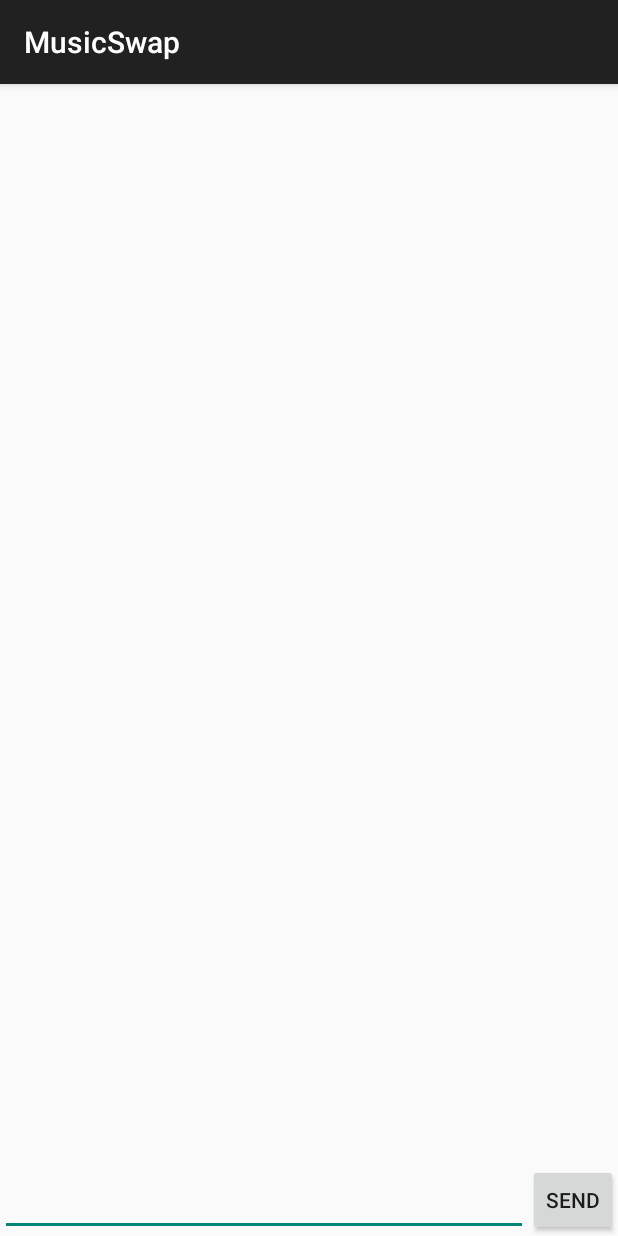
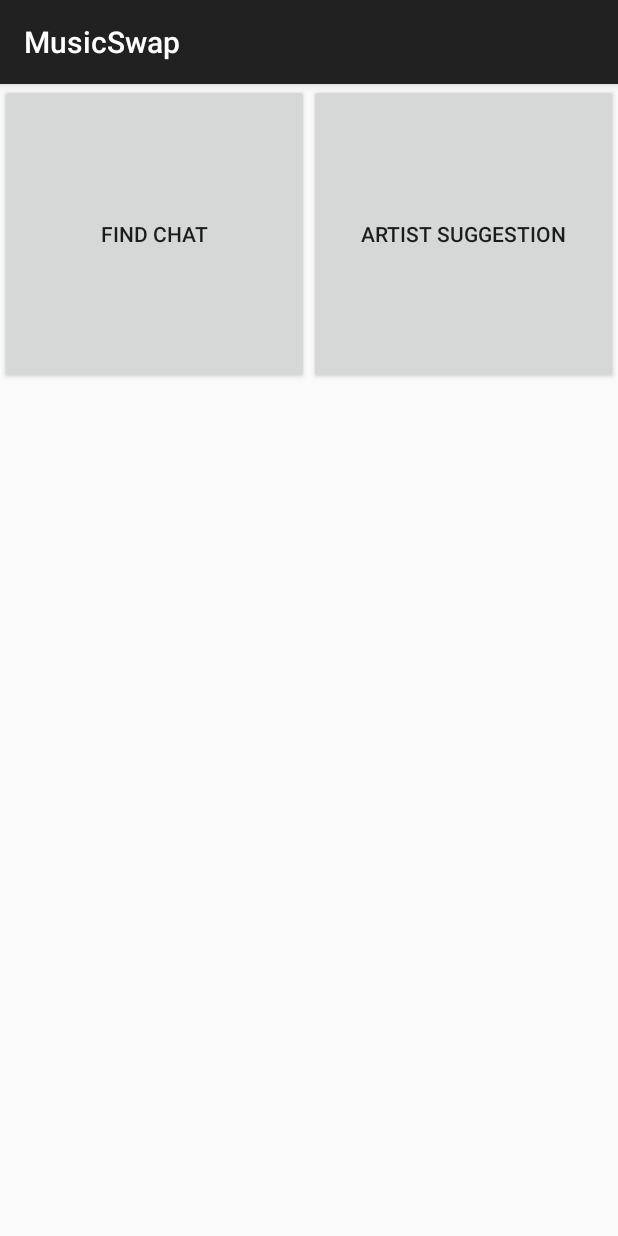
Before and after one commit to jmiron11/MusicSwap, an Android app: the screen it shows after launch (MainActivity), on a phone screen of 412 x 824 dp. Run offline under Robolectric (Android 15) with nearby library versions, the phone set to English and light mode, and no system bars.

Commit message:
Added basic UI, chat communication with node.js server

```diff
--- a/app/build.gradle
+++ b/app/build.gradle
@@ -22,4 +22,6 @@ android {
 dependencies {
     compile fileTree(dir: 'libs', include: ['*.jar'])
     compile 'com.android.support:appcompat-v7:22.2.0'
+    compile 'com.github.nkzawa:socket.io-client:0.5.2'
+
 }
--- a/app/src/main/java/com/example/jmiron/musicswap/MainActivity.java
+++ b/app/src/main/java/com/example/jmiron/musicswap/MainActivity.java
@@ -15,10 +15,10 @@ public class MainActivity extends ActionBarActivity {
 
         if(savedInstanceState == null)
         {
-            MainFragment mf = MainFragment.newInstance("This is text.", "HI I AM A BUTTON");
+            MainFragment mf = MainFragment.newInstance();
             getFragmentManager()
                     .beginTransaction()
-                    .add(R.id.content_frame, mf)
+                    .add(R.id.main_content_frame, mf)
                     .commit();
         }
     }
--- a/app/src/main/java/com/example/jmiron/musicswap/MainFragment.java
+++ b/app/src/main/java/com/example/jmiron/musicswap/MainFragment.java
@@ -1,22 +1,13 @@
 package com.example.jmiron.musicswap;
 
 import android.app.Activity;
-import android.content.Context;
-import android.net.Uri;
+import android.content.Intent;
 import android.os.Bundle;
 import android.app.Fragment;
-import android.text.TextUtils;
-import android.text.method.ScrollingMovementMethod;
 import android.view.LayoutInflater;
 import android.view.View;
 import android.view.ViewGroup;
-import android.widget.ArrayAdapter;
 import android.widget.Button;
-import android.widget.EditText;
-import android.widget.ListView;
-import android.widget.TextView;
-
-import java.util.ArrayList;
 
 
 /**
@@ -25,28 +16,18 @@ import java.util.ArrayList;
  * create an instance of this fragment.
  */
 public class MainFragment extends Fragment {
-    // the fragment initialization parameters, e.g. ARG_ITEM_NUMBER
-    private static final String SavedTextView = "Default1";
-    private static final String SavedButtonText = "Default2";
 
-    private EditText mInputText;
-    private ListView mChatText;
-    private ArrayList<String> mMessageArray = new ArrayList<String>();
-    private ChatMessageAdapter mMessageAdapter;
-
+    private Button chatBtn;
+    private Button suggestBtn;
     /**
      * Use this factory method to create a new instance of
      * this fragment using the provided parameters.
      *
-     * @param param1 Parameter 1.
-     * @param param2 Parameter 2.
      * @return A new instance of fragment MainFragment.
      */
-    public static MainFragment newInstance(String param1, String param2) {
+    public static MainFragment newInstance() {
         MainFragment fragment = new MainFragment();
         Bundle args = new Bundle();
-        args.putString(SavedTextView, param1);
-        args.putString(SavedButtonText, param2);
         fragment.setArguments(args);
         return fragment;
     }
@@ -63,70 +44,48 @@ public class MainFragment extends Fragment {
     @Override
     public View onCreateView(LayoutInflater inflater, ViewGroup container,
                              Bundle savedInstanceState) {
-        // Inflate the layout for this fragment
-        View v = inflater.inflate(
+        return inflater.inflate(
                 R.layout.fragment_main,container, false);
-
-        EditText message = (EditText) v.findViewById(R.id.chatMessage);
-
-//        if(savedInstanceState != null){
-//            message.setText(savedInstanceState.getCharSequence(
-//                    "MessageText"));
-//        }
-
-        return v;
     }
 
     public void onViewCreated(View view, Bundle savedInstanceState){
         super.onViewCreated(view, savedInstanceState);
 
-        mInputText = (EditText) view.findViewById(R.id.chatMessage);
-        mChatText = (ListView) view.findViewById(R.id.listView);
-        mChatText.setAdapter(mMessageAdapter);
+        chatBtn = (Button) view.findViewById(R.id.btnFindChat);
+        suggestBtn = (Button) view.findViewById(R.id.btnSuggestArtist);
 
-        Button sendBtn = (Button) view.findViewById(R.id.btnSend);
-        sendBtn.setOnClickListener(new Button.OnClickListener() {
+        chatBtn.setOnClickListener(new View.OnClickListener() {
+            @Override
             public void onClick(View v) {
-                sendMessage();
+                if(getActivity() != null)
+                {
+                    Intent intent = new Intent(getActivity(), ChatActivity.class);
+                    startActivity(intent);
+                }
             }
         });
+
+        suggestBtn.setOnClickListener(new View.OnClickListener() {
+            @Override
+            public void onClick(View v) {
+
+            }
+        });
+
     }
 
     @Override
     public void onAttach(Activity activity) {
         super.onAttach(activity);
-        mMessageAdapter = new ChatMessageAdapter(getActivity(), mMessageArray);
     }
 
     @Override
     public void onSaveInstanceState(Bundle outState) {
         super.onSaveInstanceState(outState);
-//        View v=getView();
-//        EditText message = (EditText) v.findViewById(R.id.chatMessage);
-//        outState.putCharSequence("MessageText", message.getText());
     }
 
     @Override
     public void onDetach() {
         super.onDetach();
     }
-
-
-    public void sendMessage()
-    {
-        String toSend = mInputText.getText().toString().trim();
-        if(TextUtils.isEmpty(toSend)){
-            mInputText.requestFocus();
-            return;
-        }
-
-        mInputText.setText("");
-        addMessage(toSend);
-    }
-
-    public void addMessage(String message)
-    {
-        mMessageArray.add(message);
-    }
-
 }
--- a/app/src/main/res/layout/activity_main.xml
+++ b/app/src/main/res/layout/activity_main.xml
@@ -3,15 +3,10 @@
     android:id="@+id/activity_main"
     android:layout_width="match_parent"
     android:layout_height="match_parent">
-    <!-- The main content view -->
-    <!-- The navigation drawer -->
-    <LinearLayout
+    <RelativeLayout
         android:orientation="vertical"
         android:layout_width="match_parent"
         android:layout_height="match_parent"
-        android:layout_alignParentTop="true"
-        android:layout_alignParentLeft="true"
-        android:layout_alignParentStart="true"
-        android:id="@+id/content_frame"></LinearLayout>
-
+        android:id="@+id/main_content_frame">
+    </RelativeLayout>
 </RelativeLayout>
--- /dev/null
+++ b/app/src/main/res/layout/activity_profile_builder.xml
@@ -0,0 +1,5 @@
+<fragment xmlns:android="http://schemas.android.com/apk/res/android"
+    xmlns:tools="http://schemas.android.com/tools" android:id="@+id/fragment"
+    android:name="com.example.jmiron.musicswap.ProfileBuilderFragment"
+    tools:layout="@layout/fragment_profile_builder" android:layout_width="match_parent"
+    android:layout_height="match_parent" />
--- a/app/src/main/res/layout/fragment_main.xml
+++ b/app/src/main/res/layout/fragment_main.xml
@@ -1,38 +1,34 @@
-<RelativeLayout xmlns:android="http://schemas.android.com/apk/res/android"
+<LinearLayout xmlns:android="http://schemas.android.com/apk/res/android"
     xmlns:tools="http://schemas.android.com/tools" android:layout_width="match_parent"
-    android:layout_height="match_parent" tools:context="com.example.jmiron.musicswap.MainFragment">
+    android:layout_height="match_parent" tools:context="com.example.jmiron.musicswap.MainFragment"
+    android:weightSum="2"
+    android:orientation="horizontal"
+    android:id="@+id/fragment_main">
 
     <!-- TODO: Update blank fragment layout -->
 
     <Button
-        style="?android:attr/buttonStyleSmall"
-        android:layout_width="wrap_content"
+        android:layout_width="0dp"
         android:layout_height="wrap_content"
-        android:text="Send"
-        android:id="@+id/btnSend"
+        android:layout_weight="1"
+        android:text="Find Chat"
+        android:id="@+id/btnFindChat"
+        android:layout_alignParentBottom="true"
+        android:layout_alignParentLeft="true"
+        android:layout_alignParentStart="true"
+        android:layout_toStartOf="@+id/btnSuggestArtist"
+        android:layout_toLeftOf="@+id/btnSuggestArtist"
+        android:minHeight="200dp"/>
+
+    <Button
+        android:layout_width="0dp"
+        android:layout_height="wrap_content"
+        android:layout_weight="1"
+        android:text="Artist Suggestion"
+        android:id="@+id/btnSuggestArtist"
+        android:minHeight="200dp"
         android:layout_alignParentBottom="true"
         android:layout_alignParentRight="true"
         android:layout_alignParentEnd="true" />
 
-    <EditText
-        android:layout_width="wrap_content"
-        android:layout_height="wrap_content"
-        android:id="@+id/chatMessage"
-        android:layout_alignParentBottom="true"
-        android:layout_alignParentLeft="true"
-        android:layout_alignParentStart="true"
-        android:layout_toLeftOf="@+id/btnSend"
-        android:layout_toStartOf="@+id/btnSend" />
-
-    <ListView
-        android:layout_width="wrap_content"
-        android:layout_height="wrap_content"
-        android:id="@+id/listView"
-        android:scrollbars="vertical"
-        android:stackFromBottom="true"
-        android:layout_alignParentTop="true"
-        android:layout_alignParentLeft="true"
-        android:layout_alignParentStart="true"
-        android:layout_above="@+id/chatMessage" />
-
-</RelativeLayout>
+</LinearLayout>
--- a/app/src/main/res/values/strings.xml
+++ b/app/src/main/res/values/strings.xml
@@ -7,4 +7,6 @@
 
 <!-- TODO: Remove or change this placeholder text -->
     <string name="hello_blank_fragment">Hello blank fragment</string>
+    <string name="title_activity_profile_builder">ProfileBuilder</string>
+    <string name="title_activity_chat">ChatActivity</string>
 </resources>
```
Also changed, not shown: app/src/main/AndroidManifest.xml (+14 -0 lines), app/src/main/java/com/example/jmiron/musicswap/ChatActivity.java (added, +50 -0 lines), app/src/main/java/com/example/jmiron/musicswap/ChatFragment.java (added, +177 -0 lines), app/src/main/java/com/example/jmiron/musicswap/ProfileBuilderActivity.java (added, +39 -0 lines), app/src/main/java/com/example/jmiron/musicswap/ProfileBuilderFragment.java (added, +23 -0 lines), app/src/main/res/layout/activity_chat.xml (added, +17 -0 lines), app/src/main/res/layout/fragment_chat.xml (added, +41 -0 lines), app/src/main/res/layout/fragment_profile_builder.xml (added, +12 -0 lines), app/src/main/res/menu/menu_chat.xml (added, +7 -0 lines), app/src/main/res/menu/menu_profile_builder.xml (added, +7 -0 lines), 3 other files.
